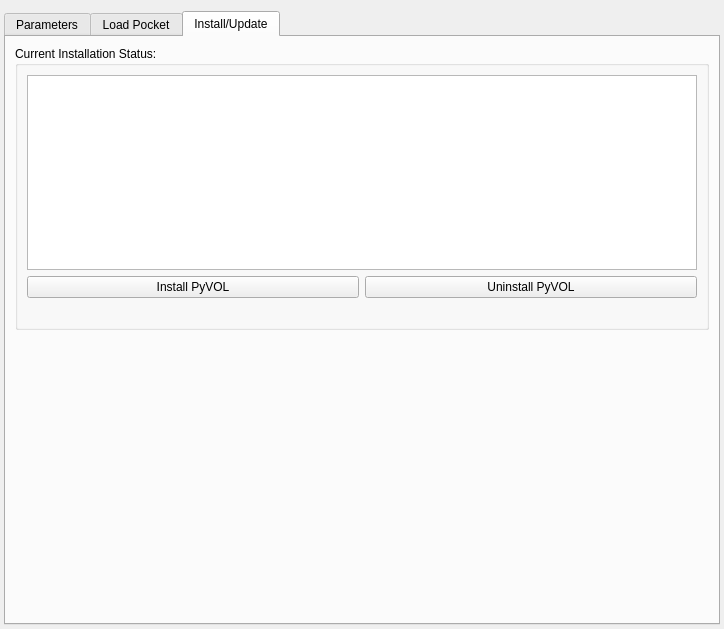
Before: the Qt Designer form pyvol/pyvol_gui/pyvol_gui.ui in schlessinger-lab/pyvol, drawn with Qt 5.
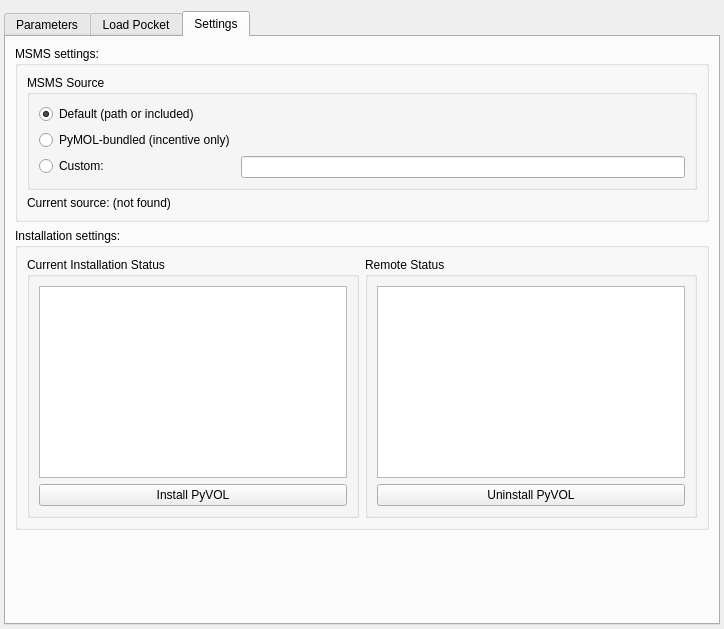
After: the same form once the commit is applied. The open tabs and pages were chosen to show the change.

Commit message: Redesigned settings on the GUI. Not fully implemented yet.

```diff
--- a/pyvol/pyvol_gui/pyvol_gui.ui
+++ b/pyvol/pyvol_gui/pyvol_gui.ui
@@ -648,46 +648,108 @@
      </widget>
      <widget class="QWidget" name="install_tab">
       <attribute name="title">
-       <string notr="true">Install/Update</string>
+       <string notr="true">Settings</string>
       </attribute>
       <layout class="QVBoxLayout" name="verticalLayout_8">
        <item>
         <widget class="QGroupBox" name="install_status_box">
          <property name="title">
-          <string>Current Installation Status:</string>
+          <string>MSMS settings:</string>
          </property>
-         <layout class="QVBoxLayout" name="verticalLayout_4">
+         <layout class="QVBoxLayout" name="verticalLayout_7">
           <item>
-           <widget class="QTextBrowser" name="install_status_browser"/>
+           <widget class="QGroupBox" name="msms_source_box">
+            <property name="title">
+             <string>MSMS Source</string>
+            </property>
+            <layout class="QFormLayout" name="formLayout_5">
+             <item row="0" column="0">
+              <widget class="QRadioButton" name="msms_default_rbutton">
+               <property name="text">
+                <string>Default (path or included)</string>
+               </property>
+               <property name="checked">
+                <bool>true</bool>
+               </property>
+              </widget>
+             </item>
+             <item row="1" column="0">
+              <widget class="QRadioButton" name="msms_pymol_rbutton">
+               <property name="text">
+                <string>PyMOL-bundled (incentive only)</string>
+               </property>
+              </widget>
+             </item>
+             <item row="2" column="0">
+              <widget class="QRadioButton" name="msms_custom_rbutton">
+               <property name="text">
+                <string>Custom:</string>
+               </property>
+              </widget>
+             </item>
+             <item row="2" column="1">
+              <widget class="QLineEdit" name="custom_msms_ledit"/>
+             </item>
+            </layout>
+           </widget>
           </item>
           <item>
-           <layout class="QHBoxLayout" name="horizontalLayout_5">
-            <item>
-             <widget class="QPushButton" name="install_button">
-              <property name="text">
-               <string>Install PyVOL</string>
-              </property>
-             </widget>
-            </item>
-            <item>
-             <widget class="QPushButton" name="uninstall_button">
-              <property name="text">
-               <string>Uninstall PyVOL</string>
-              </property>
-             </widget>
-            </item>
-           </layout>
-          </item>
-          <item>
-           <widget class="QLabel" name="status_label">
+           <widget class="QLabel" name="msms_status_label">
             <property name="text">
-             <string/>
+             <string>Current source: (not found)</string>
             </property>
            </widget>
           </item>
          </layout>
         </widget>
        </item>
+       <item>
+        <widget class="QGroupBox" name="install_settings_box">
+         <property name="title">
+          <string>Installation settings:</string>
+         </property>
+         <layout class="QHBoxLayout" name="horizontalLayout_4">
+          <item>
+           <widget class="QGroupBox" name="installation_current_box">
+            <property name="title">
+             <string>Current Installation Status</string>
+            </property>
+            <layout class="QVBoxLayout" name="verticalLayout_9">
+             <item>
+              <widget class="QTextBrowser" name="install_status_browser"/>
+             </item>
+             <item>
+              <widget class="QPushButton" name="install_status_button">
+               <property name="text">
+                <string>Install PyVOL</string>
+               </property>
+              </widget>
+             </item>
+            </layout>
+           </widget>
+          </item>
+          <item>
+           <widget class="QGroupBox" name="installation_available_box">
+            <property name="title">
+             <string>Remote Status</string>
+            </property>
+            <layout class="QVBoxLayout" name="verticalLayout_4">
+             <item>
+              <widget class="QTextBrowser" name="install_remote_browser"/>
+             </item>
+             <item>
+              <widget class="QPushButton" name="install_remote_button">
+               <property name="text">
+                <string>Uninstall PyVOL</string>
+               </property>
+              </widget>
+             </item>
+            </layout>
+           </widget>
+          </item>
+         </layout>
+        </widget>
+       </item>
        <item>
         <spacer name="verticalSpacer_2">
          <property name="orientation">
```
Left out of the diff: 8 changed lines with no effect on the pictures. The commit also changes 6 other files.
